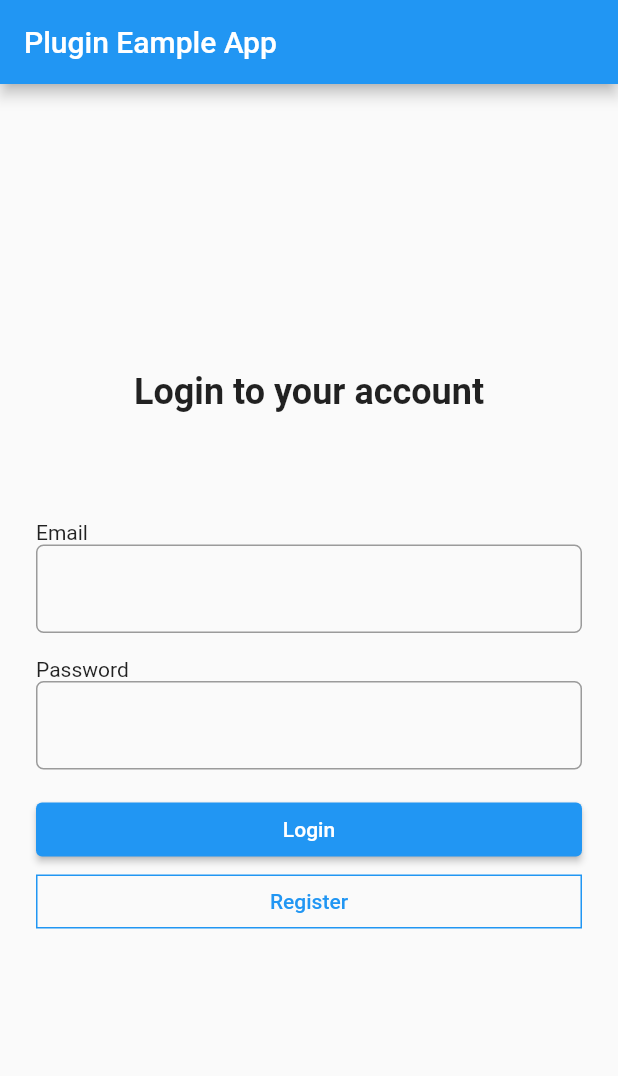
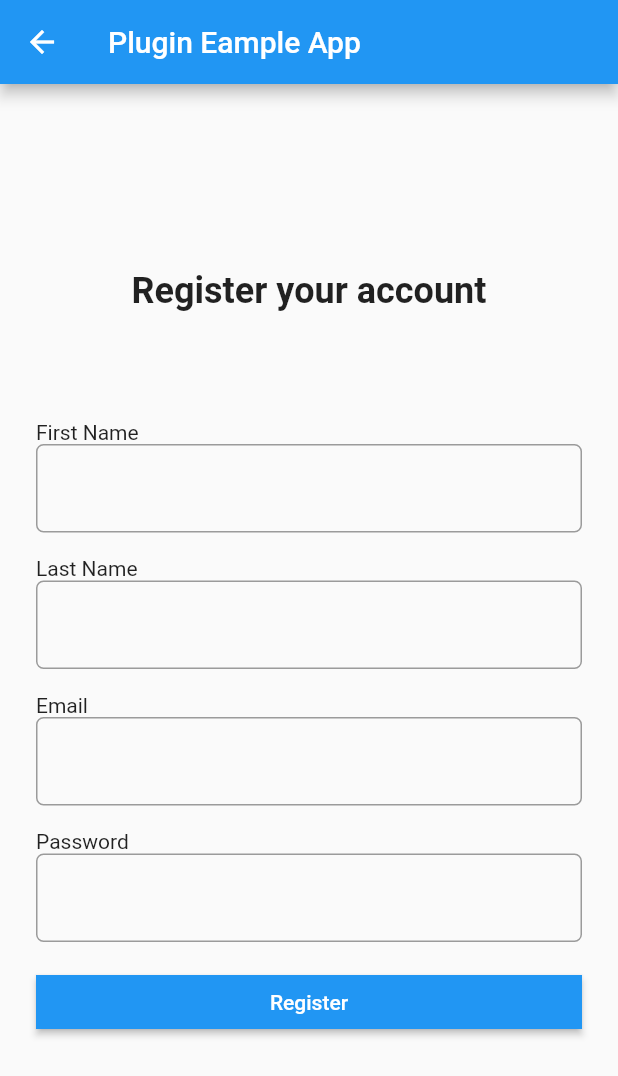
Before and after one commit to dashxhq/dashx-demo-flutter, a Flutter app: the screen it shows after launch, after a tap on "Register", on a phone screen of 412 x 824 dp. Shown: the top 1076 px of the screen. Run offline on Flutter 3.47's test engine with Material 2 defaults, Android fonts, the phone set to English and light mode, and no system bars; missing offline and left inert: dashx_flutter.

Commit message:
add register account screen

```diff
--- a/lib/main.dart
+++ b/lib/main.dart
@@ -136,6 +136,7 @@ class _SampleAppState extends State<SampleApp> {
                         setState(() {});
                         print(
                             'after ${email_controller.text}  ${password_controller.text}');
+                        // Navigator.pop(context);
                         Navigator.push(
                             context,
                             MaterialPageRoute(
@@ -153,7 +154,12 @@ class _SampleAppState extends State<SampleApp> {
                             MaterialStateProperty.all<RoundedRectangleBorder>(
                                 RoundedRectangleBorder(
                                     side: BorderSide(color: Colors.blue)))),
-                    onPressed: () {},
+                    onPressed: () {
+                      Navigator.push(
+                          context,
+                          MaterialPageRoute(
+                              builder: (context) => RegisterScreen()));
+                    },
                     child: Container(
                       alignment: Alignment.center,
                       child: Text('Register'),
@@ -168,3 +174,130 @@ class _SampleAppState extends State<SampleApp> {
     );
   }
 }
+
+class RegisterScreen extends StatefulWidget {
+  @override
+  State<RegisterScreen> createState() => _RegisterScreenState();
+}
+
+class _RegisterScreenState extends State<RegisterScreen> {
+  String error_message = '';
+  TextEditingController firstname_controller = TextEditingController();
+  TextEditingController lastname_controller = TextEditingController();
+  TextEditingController email_controller = TextEditingController();
+  TextEditingController password_controller = TextEditingController();
+
+  @override
+  Widget build(BuildContext context) {
+    return Scaffold(
+      appBar: AppBar(title: Text('Plugin Eample App')),
+      body: Center(
+        child: Column(
+          mainAxisAlignment: MainAxisAlignment.center,
+          children: [
+            SizedBox(height: 16),
+            Text(
+              'Register your account',
+              style: TextStyle(fontSize: 24, fontWeight: FontWeight.bold),
+            ),
+            Padding(
+              padding: EdgeInsets.all(24),
+              child: Column(
+                crossAxisAlignment: CrossAxisAlignment.start,
+                children: [
+                  SizedBox(height: 16),
+                  Center(
+                    child: Text(
+                      error_message,
+                      style: TextStyle(color: Colors.red),
+                    ),
+                  ),
+                  SizedBox(height: 16),
+                  Text('First Name'),
+                  TextField(
+                    controller: firstname_controller,
+                    keyboardType: TextInputType.emailAddress,
+                    autofocus: false,
+                    decoration: InputDecoration(
+                      border: OutlineInputBorder(
+                        borderRadius: BorderRadius.circular(5),
+                      ),
+                    ),
+                  ),
+                  SizedBox(height: 16),
+                  Text('Last Name'),
+                  TextField(
+                    controller: lastname_controller,
+                    obscureText: true,
+                    autofocus: false,
+                    style: TextStyle(color: Colors.black),
+                    decoration: InputDecoration(
+                      border: OutlineInputBorder(
+                          borderRadius: BorderRadius.circular(5)),
+                    ),
+                  ),
+                  SizedBox(height: 16),
+                  Text('Email'),
+                  TextField(
+                    controller: email_controller,
+                    keyboardType: TextInputType.emailAddress,
+                    autofocus: false,
+                    decoration: InputDecoration(
+                      border: OutlineInputBorder(
+                        borderRadius: BorderRadius.circular(5),
+                      ),
+                    ),
+                  ),
+                  SizedBox(height: 16),
+                  Text('Password'),
+                  TextField(
+                    controller: password_controller,
+                    obscureText: true,
+                    autofocus: false,
+                    style: TextStyle(color: Colors.black),
+                    decoration: InputDecoration(
+                      border: OutlineInputBorder(
+                          borderRadius: BorderRadius.circular(5)),
+                    ),
+                  ),
+                  SizedBox(height: 16),
+                  ElevatedButton(
+                    style: ButtonStyle(
+                        shape:
+                            MaterialStateProperty.all<RoundedRectangleBorder>(
+                                RoundedRectangleBorder(
+                                    side: BorderSide(color: Colors.blue)))),
+                    onPressed: () async {
+                      if (firstname_controller.text.length == 0 ||
+                          lastname_controller.text.length == 0 ||
+                          email_controller.text.length == 0 ||
+                          password_controller.text.length == 0) {
+                        error_message = 'Check details.';
+                        setState(() {});
+                        print(
+                            'before ${email_controller.text}  ${password_controller.text}');
+                      } else {
+                        setState(() {});
+                        print(
+                            'after ${email_controller.text}  ${password_controller.text}');
+                        Navigator.pop(context);
+                        Navigator.push(
+                            context,
+                            MaterialPageRoute(
+                                builder: (context) => HomeScreen()));
+                      }
+                    },
+                    child: Container(
+                      alignment: Alignment.center,
+                      child: Text('Register'),
+                    ),
+                  )
+                ],
+              ),
+            )
+          ],
+        ),
+      ),
+    );
+  }
+}
```
